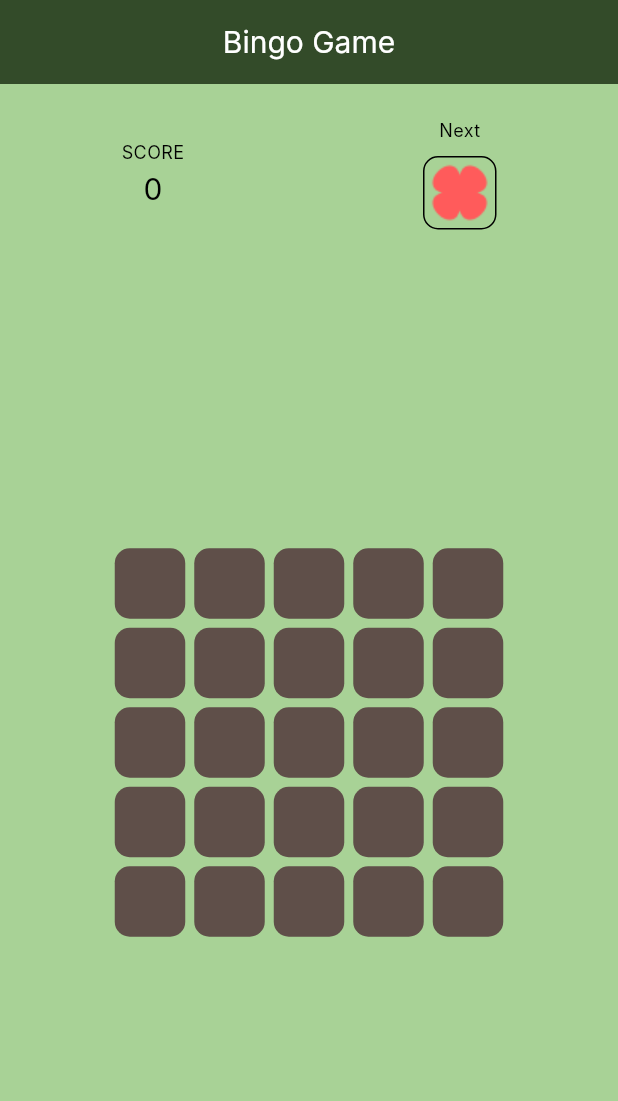
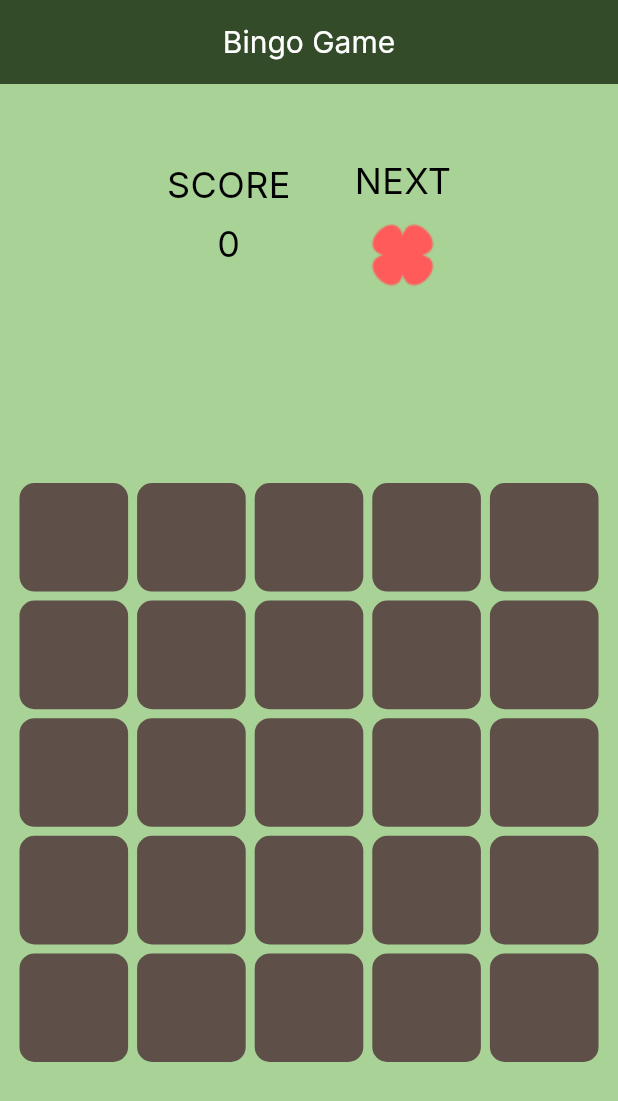
Before and after one commit to Hwaen/Clover, a Flutter app: the screen it shows after launch, on a phone screen of 412 x 824 dp. Shown: the top 1101 px of the screen. Run offline on Flutter 3.47's test engine with Material 3 defaults, Android fonts, the phone set to English and light mode, and no system bars; Roboto replaces fonts that are missing (Inter).

Commit message:
Update main.dart

```diff
--- a/lib/main.dart
+++ b/lib/main.dart
@@ -216,22 +216,22 @@ class _CloverState extends State<Clover> {
       crossAxisAlignment: CrossAxisAlignment.center,
 
       children: [
-        SizedBox( height: 10 ),
+        SizedBox( height: 50 ),
 
         SizedBox(
-          width: 250,
+          width: (MediaQuery.of(context).size.width/1.5),
           height: 100,
           child: Row(
-            mainAxisAlignment: MainAxisAlignment.spaceBetween,
-            crossAxisAlignment: CrossAxisAlignment.center,
+            mainAxisAlignment: MainAxisAlignment.spaceEvenly,
+            crossAxisAlignment: CrossAxisAlignment.start,
 
             children: [
               // 점수판
               SizedBox(
-                height: 50,
+                height: 100,
                 child: Column(
                   mainAxisSize: MainAxisSize.min,
-                  mainAxisAlignment: MainAxisAlignment.center,
+                  mainAxisAlignment: MainAxisAlignment.start,
                   crossAxisAlignment: CrossAxisAlignment.center,
 
                   children: [
@@ -239,10 +239,9 @@ class _CloverState extends State<Clover> {
                       'SCORE',
                       style: TextStyle(
                         color: Colors.black,
-                        fontSize: 12,
+                        fontSize: 24,
                         fontFamily: 'Inter',
                         fontWeight: FontWeight.w400,
-                        height: 0,
                       ),
                     ),
 
@@ -257,10 +256,9 @@ class _CloverState extends State<Clover> {
                           '$score',
                           style: TextStyle(
                             color: Colors.black,
-                            fontSize: 20,
+                            fontSize: 24,
                             fontFamily: 'Inter',
                             fontWeight: FontWeight.w400,
-                            height: 0,
                           ),
                         ),
                       ],
@@ -275,11 +273,11 @@ class _CloverState extends State<Clover> {
                 mainAxisAlignment: MainAxisAlignment.center,
                 crossAxisAlignment: CrossAxisAlignment.center,
                 children: [
-                  const Text(
-                    'Next',
+                  Text(
+                      'NEXT',
                       style: TextStyle(
                         color: Colors.black,
-                      fontSize: 12,
+                        fontSize: 24,
                         fontFamily: 'Inter',
                         fontWeight: FontWeight.w400,
                         height: 0,
@@ -289,25 +287,8 @@ class _CloverState extends State<Clover> {
                   const SizedBox(height: 10),
 
                   Container(
-                    width: 49,
-                    height: 49,
-                    //padding: const EdgeInsets.all(1),
-                    //clipBehavior: Clip.antiAlias,
-                    decoration: ShapeDecoration(
-                      //color: Colors.brown[300],
-                      shape: RoundedRectangleBorder(
-                        side: const BorderSide(width: 1),
-                        borderRadius: BorderRadius.circular(10),
-                      ),
-                    ),
-                    child: Row(
-                      mainAxisSize: MainAxisSize.min,
-                      mainAxisAlignment: MainAxisAlignment.center,
-                      crossAxisAlignment: CrossAxisAlignment.center,
-                      children: [
-                        Container(
-                          width: 45,
-                          height: 45,
+                    width: 50,
+                    height: 50,
                     decoration: BoxDecoration(
                       image: DecorationImage(
                         image: AssetImage('assets/$nextColor.png'),
@@ -321,15 +302,12 @@ class _CloverState extends State<Clover> {
                   ),
                 ],
               ),
-                  ),
-                ],
-              ),
             ],
           ),
         ),
 
         // 5x5 보드판
-        Expanded(
+        Flexible(
           child: Center(
             child: Column(
               mainAxisAlignment: MainAxisAlignment.center,
@@ -340,8 +318,8 @@ class _CloverState extends State<Clover> {
                     return GestureDetector(
                       onTap: () => _onBoxTapped(row, col),
                       child: Container(
-                        width: 47,  // 박스의 너비
-                        height: 47, // 박스의 높이
+                        width: (MediaQuery.of(context).size.height - 100)/10,  // 박스의 너비
+                        height: (MediaQuery.of(context).size.height - 100)/10, // 박스의 높이
                         margin: EdgeInsets.all(3), // 박스 간 간격
                         decoration: BoxDecoration(
                           color: const Color.fromARGB(255, 95, 79, 73),
@@ -351,8 +329,8 @@ class _CloverState extends State<Clover> {
                         child: Center(
                           child: board[row][col]
                             ? Container(
-                                width: 40,
-                                height: 40,
+                                width: (MediaQuery.of(context).size.height)/15,
+                                height: (MediaQuery.of(context).size.height)/15,
                                 decoration: BoxDecoration(
                                   image: DecorationImage(
                                   image: AssetImage('assets/${colors[row][col]}.png'),
```
Lines whose indentation alone changed are shown as unchanged.
